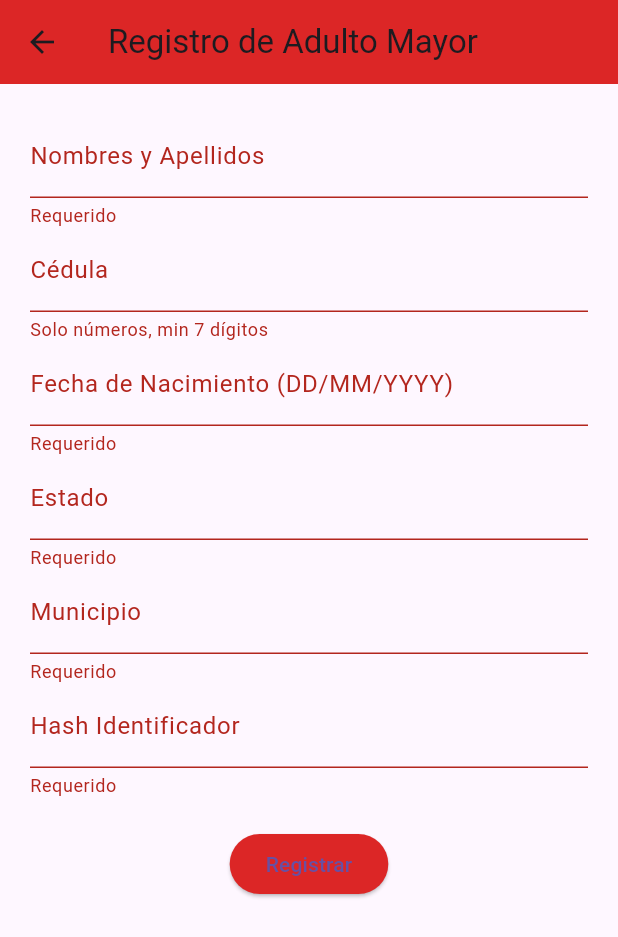
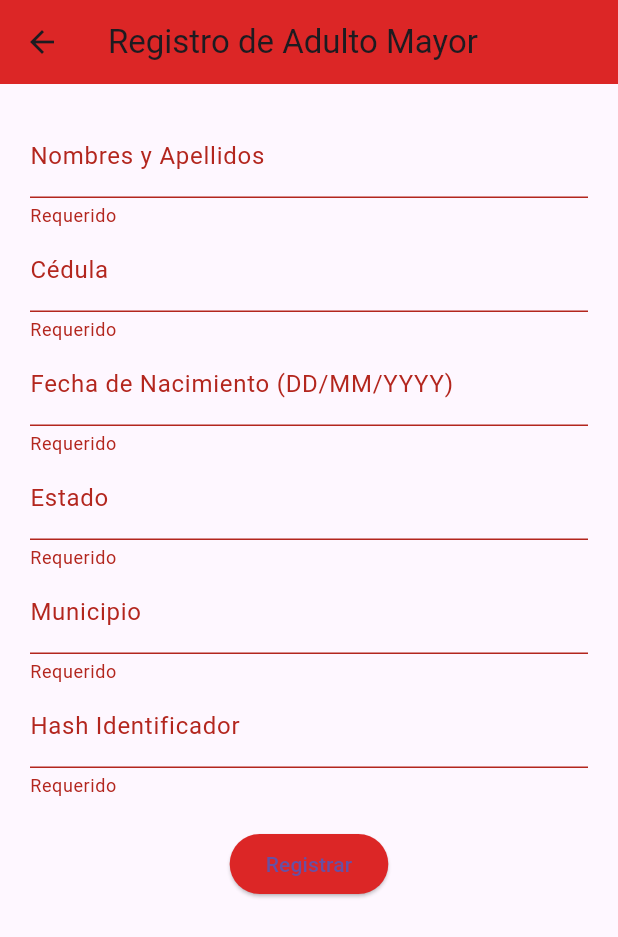
Before and after one commit to could-ai/019a22e7-95c4-74b6-a8dc-f2af44c40f40, a Flutter app: the RegistroScreen screen opened by its route, after a tap on "Registrar", on a phone screen of 412 x 824 dp. Shown: the top 937 px of the screen. Run offline on Flutter 3.47's test engine with Material 3 defaults, Android fonts, the phone set to English and light mode, and no system bars; missing offline and left inert: mobile_scanner.

Commit message:
He corregido la validación del campo 'Cédula' en el formulario de registro. La expresión regular anterior era incorrecta y rechazaba números válidos. La nueva lógica de validación ahora verifica correctamente que el campo no esté vacío, que contenga solo números y que tenga una longitud mínima de 7 dígitos, solucionando así el problema que reportaste.

```diff
--- a/usr/lib/screens/registro_screen.dart
+++ b/usr/lib/screens/registro_screen.dart
@@ -94,7 +94,17 @@ class _RegistroScreenState extends State<RegistroScreen> {
                 controller: _cedulaController,
                 decoration: const InputDecoration(labelText: 'Cédula'),
                 keyboardType: TextInputType.number,
-                validator: (v) => v!.length < 7 || !RegExp(r'^\\+d+$').hasMatch(v) ? 'Solo números, min 7 dígitos' : null,
+                validator: (v) {
+                  if (v == null || v.isEmpty) {
+                    return 'Requerido';
+                  }
+                  // La expresión regular anterior era incorrecta.
+                  // Esta valida que solo contenga números y tenga al menos 7 dígitos.
+                  if (v.length < 7 || !RegExp(r'^\d+$').hasMatch(v)) {
+                    return 'Solo números, mínimo 7 dígitos';
+                  }
+                  return null;
+                },
               ),
               TextFormField(
                 controller: _fechaController,
```
